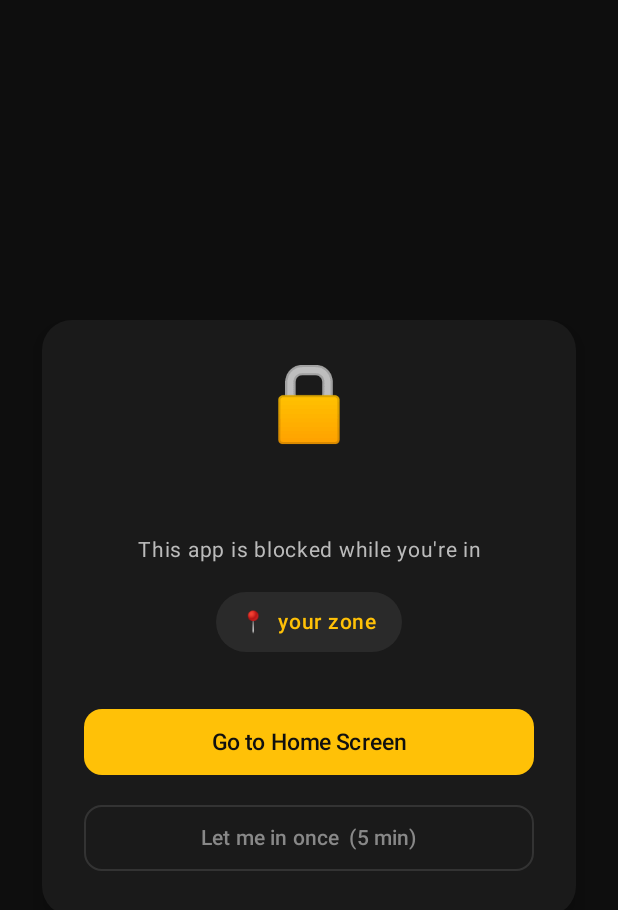
After one commit to ammar-hamady/bounds, an Android app built with Jetpack Compose: the BlockedOverlayActivity screen opened directly, with no data from a screen before it, on a phone screen of 412 x 824 dp. The commit adds this screen. Shown: the top 910 px of the screen. Run offline under Robolectric (Android 15) with nearby library versions, the light colour scheme and no system bars.

Commit message:
Show blocked overlay activity when a blocked app is opened mid-session
Replit-Task-Id: 693a8cc2-d3b1-4007-845d-f1bc9351530c

```diff
--- /dev/null
+++ b/app/src/main/java/com/example/bounds/ui/screens/BlockedOverlayActivity.kt
@@ -0,0 +1,191 @@
+package com.example.bounds.ui.screens
+
+import android.app.ActivityManager
+import android.content.Intent
+import android.os.Bundle
+import androidx.activity.ComponentActivity
+import androidx.activity.compose.setContent
+import androidx.compose.foundation.background
+import androidx.compose.foundation.layout.*
+import androidx.compose.foundation.shape.RoundedCornerShape
+import androidx.compose.material3.*
+import androidx.compose.runtime.Composable
+import androidx.compose.ui.Alignment
+import androidx.compose.ui.Modifier
+import androidx.compose.ui.graphics.Color
+import androidx.compose.ui.text.font.FontWeight
+import androidx.compose.ui.text.style.TextAlign
+import androidx.compose.ui.unit.dp
+import androidx.compose.ui.unit.sp
+import com.example.bounds.service.AppBlockingService
+import com.example.bounds.ui.theme.BoundsTheme
+
+/**
+ * Full-screen Activity that appears when a blocked app is brought to the foreground.
+ *
+ * Explains the block context (zone name, blocked app), offers:
+ *  - "Go to Home" — dismisses and sends the user to the launcher.
+ *  - "Let me in once" — sends a one-time bypass to [AppBlockingService] for 5 minutes.
+ *
+ * Launched by [AppBlockingService] with FLAG_ACTIVITY_NEW_TASK whenever a blocked app
+ * is detected in the foreground.
+ */
+class BlockedOverlayActivity : ComponentActivity() {
+
+    companion object {
+        const val EXTRA_BLOCKED_PACKAGE = "blocked_package"
+        const val EXTRA_BLOCKED_APP_LABEL = "blocked_app_label"
+        const val EXTRA_ZONE_NAME = "zone_name"
+    }
+
+    override fun onCreate(savedInstanceState: Bundle?) {
+        super.onCreate(savedInstanceState)
+
+        val blockedPackage = intent.getStringExtra(EXTRA_BLOCKED_PACKAGE) ?: ""
+        val appLabel = intent.getStringExtra(EXTRA_BLOCKED_APP_LABEL)
+            ?: resolveAppLabel(blockedPackage)
+        val zoneName = intent.getStringExtra(EXTRA_ZONE_NAME) ?: "your zone"
+
+        setContent {
+            BoundsTheme(darkTheme = true) {
+                BlockedOverlayScreen(
+                    appLabel = appLabel,
+                    zoneName = zoneName,
+                    onGoHome = { goHome() },
+                    onBypassOnce = { bypassOnce(blockedPackage) }
+                )
+            }
+        }
+    }
+
+    private fun resolveAppLabel(packageName: String): String = try {
+        val info = packageManager.getApplicationInfo(packageName, 0)
+        packageManager.getApplicationLabel(info).toString()
+    } catch (e: Exception) {
+        packageName.substringAfterLast('.')
+    }
+
+    private fun goHome() {
+        val homeIntent = Intent(Intent.ACTION_MAIN).apply {
+            addCategory(Intent.CATEGORY_HOME)
+            flags = Intent.FLAG_ACTIVITY_NEW_TASK
+        }
+        startActivity(homeIntent)
+        finish()
+    }
+
+    private fun bypassOnce(packageName: String) {
+        val bypassIntent = Intent(this, AppBlockingService::class.java).apply {
+            action = AppBlockingService.ACTION_BYPASS_ONCE
+            putExtra(AppBlockingService.EXTRA_BYPASS_PACKAGE, packageName)
+        }
+        startService(bypassIntent)
+        finish()
+    }
+}
+
+@Composable
+private fun BlockedOverlayScreen(
+    appLabel: String,
+    zoneName: String,
+    onGoHome: () -> Unit,
+    onBypassOnce: () -> Unit
+) {
+    Box(
+        modifier = Modifier
+            .fillMaxSize()
+            .background(Color(0xE8101010)),  // ~91% opaque dark scrim
+        contentAlignment = Alignment.Center
+    ) {
+        Card(
+            modifier = Modifier
+                .fillMaxWidth()
+                .padding(horizontal = 28.dp),
+            shape = RoundedCornerShape(20.dp),
+            colors = CardDefaults.cardColors(
+                containerColor = Color(0xFF1A1A1A)
+            ),
+            elevation = CardDefaults.cardElevation(defaultElevation = 8.dp)
+        ) {
+            Column(
+                modifier = Modifier.padding(28.dp),
+                horizontalAlignment = Alignment.CenterHorizontally,
+                verticalArrangement = Arrangement.spacedBy(16.dp)
+            ) {
+                // Lock icon
+                Text(
+                    text = "🔒",
+                    fontSize = 48.sp
+                )
+
+                // App name
+                Text(
+                    text = appLabel,
+                    color = Color(0xFFFFC107),     // Amber accent
+                    fontSize = 22.sp,
+                    fontWeight = FontWeight.Bold,
+                    textAlign = TextAlign.Center
+                )
+
+                // Explanation
+                Text(
+                    text = "This app is blocked while you're in",
+                    color = Color(0xFFBBBBBB),
+                    fontSize = 14.sp,
+                    textAlign = TextAlign.Center
+                )
+
+                // Zone name pill
+                Surface(
+                    shape = RoundedCornerShape(50),
+                    color = Color(0xFF2A2A2A)
+                ) {
+                    Text(
+                        text = "📍  $zoneName",
+                        color = Color(0xFFFFC107),
+                        fontSize = 14.sp,
+                        fontWeight = FontWeight.Medium,
+                        modifier = Modifier.padding(horizontal = 16.dp, vertical = 8.dp)
+                    )
+                }
+
+                Spacer(modifier = Modifier.height(4.dp))
+
+                // Primary action — go home
+                Button(
+                    onClick = onGoHome,
+                    modifier = Modifier.fillMaxWidth(),
+                    shape = RoundedCornerShape(12.dp),
+                    colors = ButtonDefaults.buttonColors(
+                        containerColor = Color(0xFFFFC107),
+                        contentColor   = Color(0xFF101010)
+                    )
+                ) {
+                    Text(
+                        text = "Go to Home Screen",
+                        fontWeight = FontWeight.SemiBold,
+                        fontSize = 15.sp,
+                        modifier = Modifier.padding(vertical = 4.dp)
+                    )
+                }
+
+                // Secondary action — 5-minute bypass
+                OutlinedButton(
+                    onClick = onBypassOnce,
+                    modifier = Modifier.fillMaxWidth(),
+                    shape = RoundedCornerShape(12.dp),
+                    colors = ButtonDefaults.outlinedButtonColors(
+                        contentColor = Color(0xFF888888)
+                    ),
+                    border = androidx.compose.foundation.BorderStroke(1.dp, Color(0xFF333333))
+                ) {
+                    Text(
+                        text = "Let me in once  (5 min)",
+                        fontSize = 14.sp,
+                        modifier = Modifier.padding(vertical = 4.dp)
+                    )
+                }
+            }
+        }
+    }
+}
--- a/app/src/main/res/values/themes.xml
+++ b/app/src/main/res/values/themes.xml
@@ -1,4 +1,15 @@
 <?xml version="1.0" encoding="utf-8"?>
 <resources>
     <style name="Theme.Bounds" parent="android:Theme.Material.Light.NoActionBar"/>
+
+    <!-- Theme for BlockedOverlayActivity: no action bar, dark translucent window -->
+    <style name="Theme.Bounds.BlockedOverlay" parent="android:Theme.Material.NoActionBar">
+        <item name="android:windowBackground">@android:color/transparent</item>
+        <item name="android:colorBackgroundCacheHint">@null</item>
+        <item name="android:windowIsTranslucent">true</item>
+        <item name="android:windowAnimationStyle">@android:style/Animation</item>
+        <item name="android:windowNoTitle">true</item>
+        <item name="android:statusBarColor">@android:color/transparent</item>
+        <item name="android:navigationBarColor">@android:color/transparent</item>
+    </style>
 </resources>
```
Also changed, not shown: app/src/main/AndroidManifest.xml (+11 -0 lines), app/src/main/java/com/example/bounds/service/AppBlockingService.kt (+161 -14 lines).
